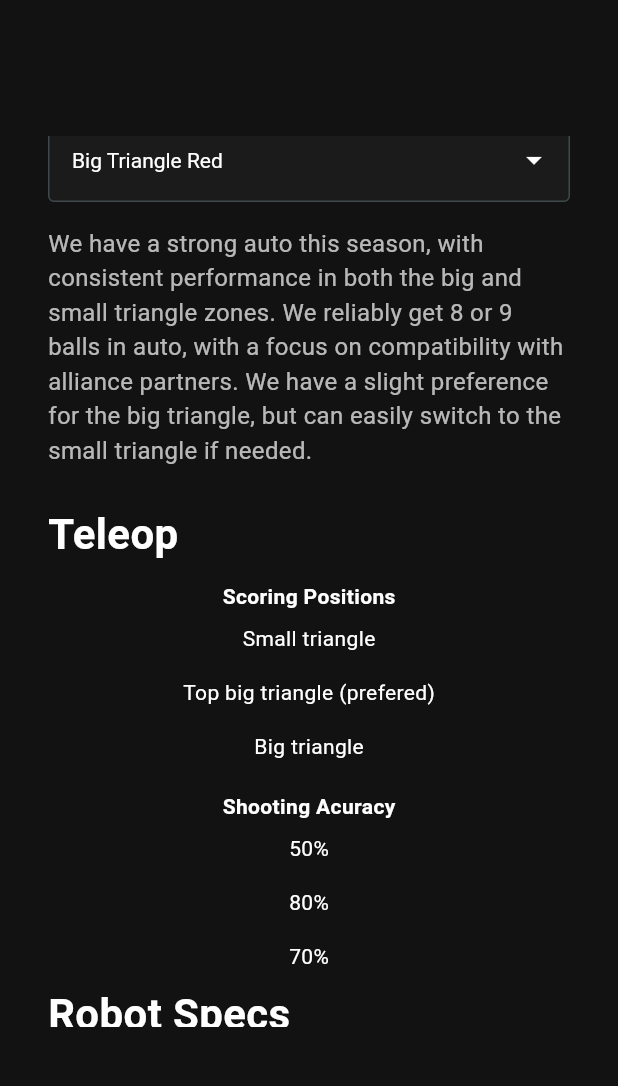
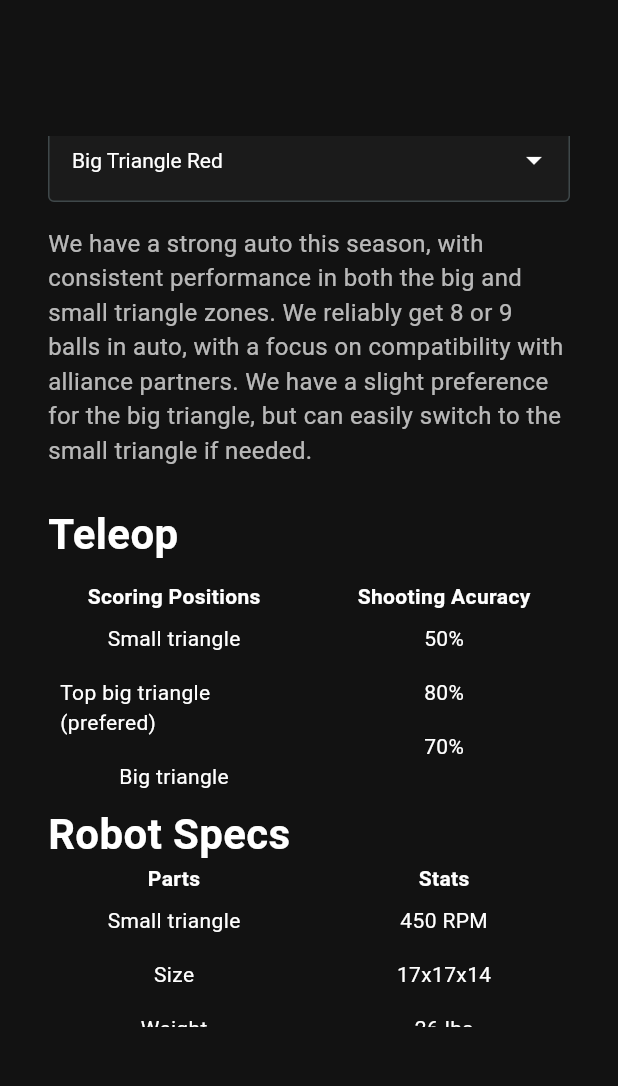
Before and after one commit to AlexStephensa/ftc5143-website, a Flutter app: the ScoutingView screen opened by its route, scrolled down 576 dp, on a phone screen of 412 x 824 dp, the part 149-1235 px from its top. Run offline on Flutter 3.47's test engine with Material 3 defaults, Android fonts, the phone set to English and light mode, and no system bars; our stand-ins replace appwrite, go_router.

Commit message:
updated scouting info

```diff
--- a/lib/widgets/scouting/scouting_widget.dart
+++ b/lib/widgets/scouting/scouting_widget.dart
@@ -135,17 +135,11 @@ class _ScoutingWidgetState extends State<ScoutingWidget> {
             LayoutBuilder(
               builder: (context, constraints) {
                 final bool isMobile = constraints.maxWidth < 700;
-                final double columnWidth = isMobile
-                    ? constraints.maxWidth
-                    : 300;
 
-                return Wrap(
-                  alignment: WrapAlignment.center,
-                  spacing: 24,
-                  runSpacing: 12,
+                return Row(
+                  crossAxisAlignment: CrossAxisAlignment.start,
                   children: [
-                    SizedBox(
-                      width: columnWidth,
+                    Expanded(
                       child: Column(
                         children: [
                           Text(
@@ -179,8 +173,8 @@ class _ScoutingWidgetState extends State<ScoutingWidget> {
                         ],
                       ),
                     ),
-                    SizedBox(
-                      width: columnWidth,
+                    SizedBox(width: isMobile ? 12 : 24),
+                    Expanded(
                       child: Column(
                         children: [
                           Text(
@@ -229,17 +223,11 @@ class _ScoutingWidgetState extends State<ScoutingWidget> {
             LayoutBuilder(
               builder: (context, constraints) {
                 final bool isMobile = constraints.maxWidth < 700;
-                final double columnWidth = isMobile
-                    ? constraints.maxWidth
-                    : 300;
 
-                return Wrap(
-                  alignment: WrapAlignment.center,
-                  spacing: 24,
-                  runSpacing: 12,
+                return Row(
+                  crossAxisAlignment: CrossAxisAlignment.start,
                   children: [
-                    SizedBox(
-                      width: columnWidth,
+                    Expanded(
                       child: Column(
                         children: [
                           Text(
@@ -273,8 +261,8 @@ class _ScoutingWidgetState extends State<ScoutingWidget> {
                         ],
                       ),
                     ),
-                    SizedBox(
-                      width: columnWidth,
+                    SizedBox(width: isMobile ? 12 : 24),
+                    Expanded(
                       child: Column(
                         children: [
                           Text(
```
